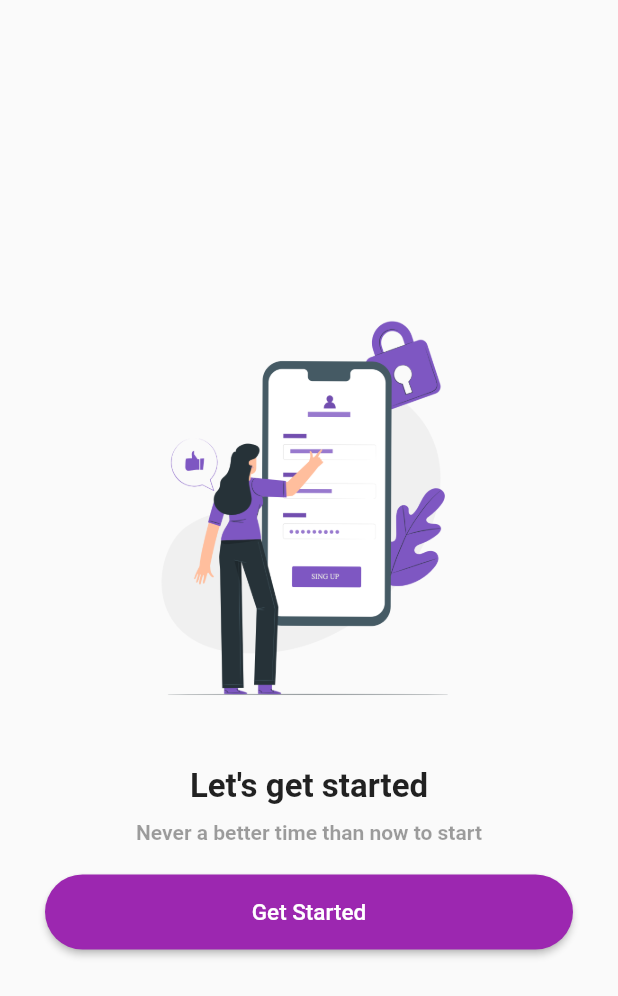
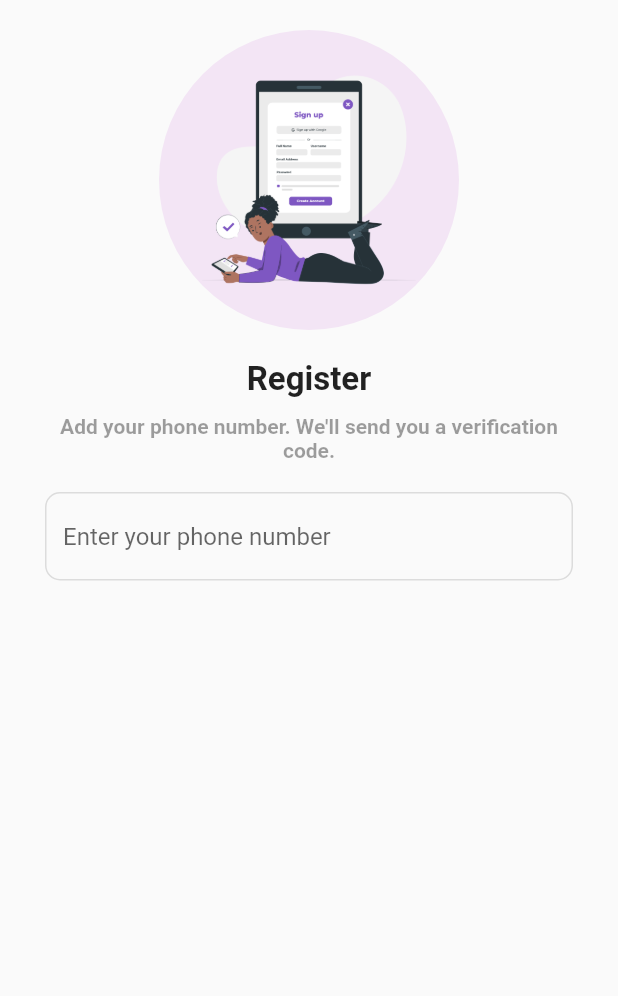
Before and after one commit to Chamidilshan/Phone_Auth_App, a Flutter app: the screen it shows after launch, after a tap on "Get Started", on a phone screen of 412 x 824 dp. Shown: the top 996 px of the screen. Run offline on Flutter 3.47's test engine with Material 2 defaults, Android fonts, the phone set to English and light mode, and no system bars.

Commit message:
third commit

```diff
--- /dev/null
+++ b/lib/screens/register_screen.dart
@@ -0,0 +1,79 @@
+import 'package:flutter/material.dart';
+
+class RegisterScreen extends StatefulWidget {
+  const RegisterScreen({Key? key}) : super(key: key);
+
+  @override
+  State<RegisterScreen> createState() => _RegisterScreenState();
+}
+
+class _RegisterScreenState extends State<RegisterScreen> {
+
+  final TextEditingController phoneController = TextEditingController();
+
+  @override
+  Widget build(BuildContext context) {
+    return Scaffold(
+      body: SafeArea(
+        child: Center(
+          child: Padding(
+            padding: EdgeInsets.symmetric(vertical: 20.0, horizontal: 30.0),
+            child: Column(
+              children: [
+                Container(
+                  width: 200.0,
+                  height: 200.0,
+                  padding: EdgeInsets.all(20.0),
+                  decoration: BoxDecoration(
+                    shape: BoxShape.circle,
+                    color: Colors.purple.shade50,
+                  ),
+                  child: Image.asset('assets/image2.png'),
+                ),
+                SizedBox(
+                  height: 20.0,
+                ),
+                Text(
+                  'Register',
+                  style: TextStyle(
+                    fontSize: 22.0,
+                    fontWeight: FontWeight.bold,
+                  ),
+                ),
+                SizedBox(
+                  height: 10.0,
+                ),
+                Text(
+                  'Add your phone number. We\'ll send you a verification code.',
+                  style: TextStyle(
+                    fontSize: 14.0,
+                    color: Colors.black38,
+                    fontWeight: FontWeight.bold,
+                  ),
+                  textAlign: TextAlign.center,
+                ),
+                SizedBox(
+                  height: 20.0,
+                ),
+                TextFormField(
+                  controller: phoneController,
+                  decoration: InputDecoration(
+                    hintText: 'Enter your phone number',
+                    enabledBorder: OutlineInputBorder(
+                      borderRadius: BorderRadius.circular(10),
+                      borderSide: BorderSide(color: Colors.black12),
+                    ),
+                      focusedBorder: OutlineInputBorder(
+                        borderRadius: BorderRadius.circular(10),
+                        borderSide: BorderSide(color: Colors.black12),
+                      ),
+                  ),
+                )
+              ],
+            ),
+          ),
+        ),
+      ),
+    );
+  }
+}
--- a/lib/screens/welcomescreen.dart
+++ b/lib/screens/welcomescreen.dart
@@ -1,5 +1,6 @@
 import 'package:flutter/material.dart';
 import 'package:phone_auth_app/widgets/custom_button.dart';
+import 'package:phone_auth_app/screens/register_screen.dart';
 
 class WelcomeScreen extends StatelessWidget {
   const WelcomeScreen({Key? key}) : super(key: key);
@@ -47,9 +48,10 @@ class WelcomeScreen extends StatelessWidget {
                   width: double.infinity,
                   height: 50.0,
                   child: CustomButton(
-                    onPressed: () {},
+                    onPressed: () {
+                      Navigator.push(context, MaterialPageRoute(builder: (context)=> const RegisterScreen()));
+                    },
                     text: 'Get Started',
-
                   ),
                 )
               ],
```
